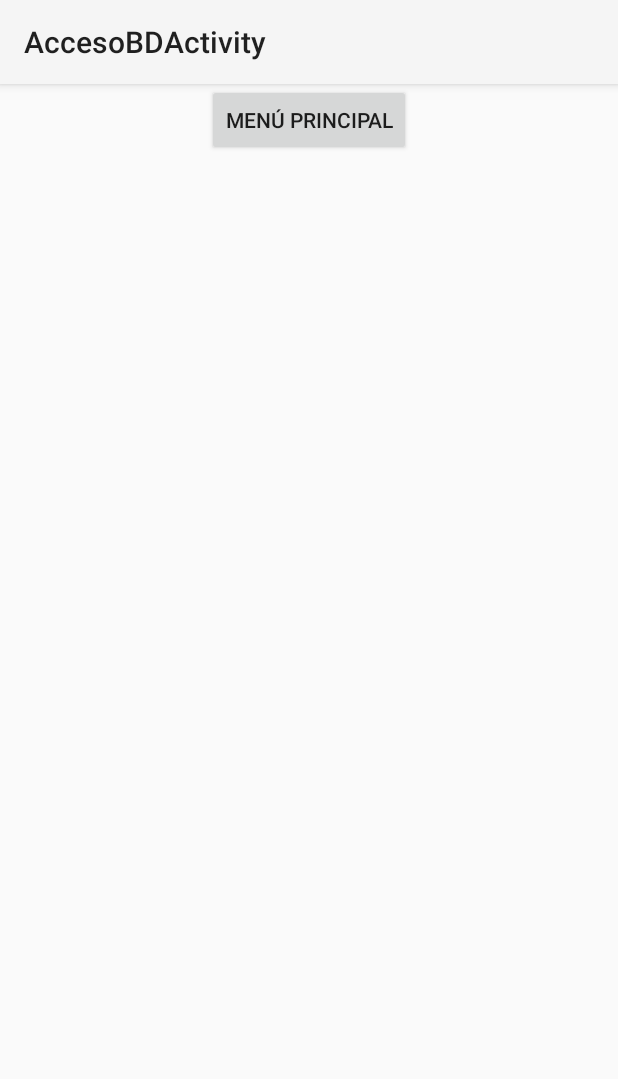
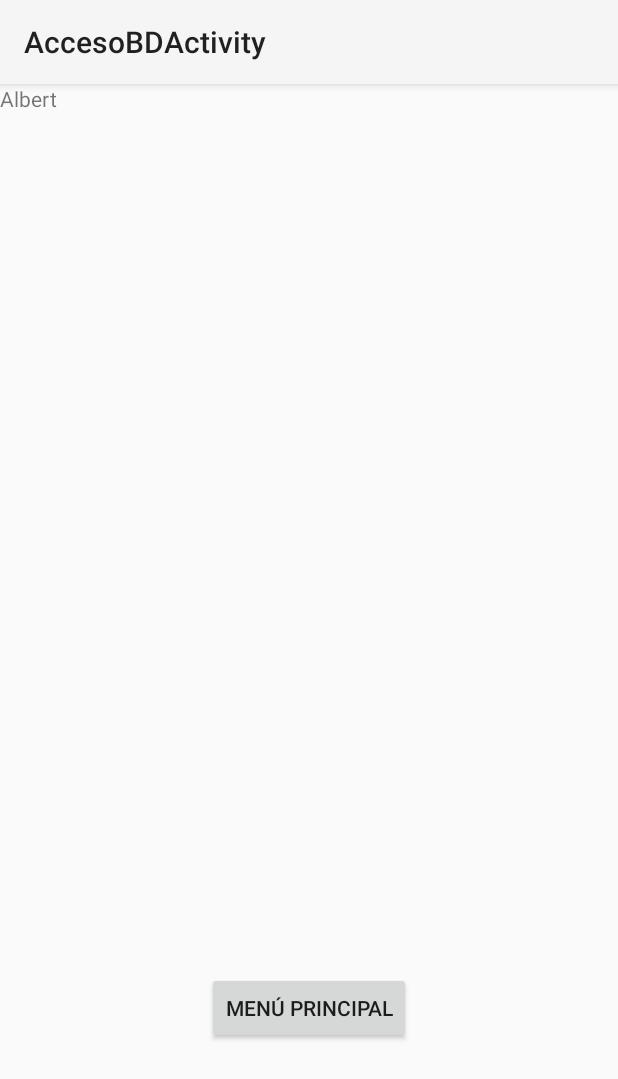
Before and after one commit to amerinoo/Buscaminas_apk, an Android app: the AccesoBDActivity screen opened directly, with no data from a screen before it, on a phone screen of 412 x 824 dp. Shown: the top 1079 px of the screen. Run offline under Robolectric (Android 15) with nearby library versions, the phone set to English and light mode, and no system bars.

Commit message:
Base de dades funcionant correctament amb l'entrada de prova en tots els dispositius i orientacions

```diff
--- a/app/src/main/java/com/example/especials/buscaminas/AccesoBDActivity.java
+++ b/app/src/main/java/com/example/especials/buscaminas/AccesoBDActivity.java
@@ -23,10 +23,12 @@ public class AccesoBDActivity extends Activity implements QueryFrag.PartidasList
     public void onPartidaSeleccionada(Partida c) {
         RegistroFrag registroFrag = (RegistroFrag) getFragmentManager().findFragmentById(R.id.fragmentRegistro);
         if (registroFrag != null && registroFrag.isInLayout()){
-            registroFrag.mostrarRegistro(c.getLog());
+            //registroFrag.mostrarRegistro(c.getLog());
+            registroFrag.mostrarRegistro(c.alias);
         }else{
             Intent i = new Intent(this, DetalleActivity.class);
-            i.putExtra(DetalleActivity.EXTRA_TEXTO,c.getLog());
+            //i.putExtra(DetalleActivity.EXTRA_TEXTO,c.getLog());
+            i.putExtra(DetalleActivity.EXTRA_TEXTO,c.alias);
             startActivity(i);
         }
     }
--- a/app/src/main/java/com/example/especials/buscaminas/DetalleActivity.java
+++ b/app/src/main/java/com/example/especials/buscaminas/DetalleActivity.java
@@ -15,6 +15,8 @@ public class DetalleActivity extends Activity {
     protected void onCreate(Bundle savedInstanceState) {
         super.onCreate(savedInstanceState);
         setContentView(R.layout.activity_detalle);
+        RegistroFrag registroFrag = (RegistroFrag) getFragmentManager().findFragmentById(R.id.fragmentRegistro);
+        registroFrag.mostrarRegistro(getIntent().getStringExtra(EXTRA_TEXTO));
     }
 
 
--- a/app/src/main/res/layout-land/activity_acceso_bd.xml
+++ b/app/src/main/res/layout-land/activity_acceso_bd.xml
@@ -1,7 +1,23 @@
 <?xml version="1.0" encoding="utf-8"?>
 <LinearLayout xmlns:android="http://schemas.android.com/apk/res/android"
+    xmlns:tools="http://schemas.android.com/tools"
     android:orientation="vertical" android:layout_width="match_parent"
     android:layout_height="match_parent">
+
+    <LinearLayout
+        android:orientation="horizontal"
+        android:layout_width="match_parent"
+        android:layout_height="match_parent"
+        android:weightSum="1">
+
+        <fragment
+            android:layout_width="243dp"
+            android:layout_height="306dp"
+            android:name="com.example.especials.buscaminas.QueryFrag"
+            android:id="@+id/fragmentQuery"
+            tools:layout="@layout/queryfrag"
+            android:layout_weight="0.76" />
+
         <Button
             android:layout_width="wrap_content"
             android:layout_height="wrap_content"
@@ -10,5 +26,7 @@
             android:onClick="goMainActivityBD"
             android:layout_alignParentBottom="true"
             android:layout_centerHorizontal="true"
-        android:layout_gravity="center_horizontal" />
+            android:layout_gravity="center_vertical" />
     </LinearLayout>
+
+</LinearLayout>
--- a/app/src/main/res/layout-large-land/activity_acceso_bd.xml
+++ b/app/src/main/res/layout-large-land/activity_acceso_bd.xml
@@ -10,22 +10,20 @@
         android:layout_width="match_parent"
         android:layout_height="591dp"
         android:layout_gravity="center_horizontal"
-        android:layout_weight="0.75">
+        android:layout_weight="0.75"
+        android:weightSum="1">
 
         <fragment
-            android:layout_width="wrap_content"
+            android:layout_width="231dp"
             android:layout_height="wrap_content"
             class="com.example.especials.buscaminas.QueryFrag"
             android:id="@+id/fragmentQuery"
             tools:layout="@layout/queryfrag" />
 
-        <fragment
-            android:layout_width="wrap_content"
-            android:layout_height="wrap_content"
-            class="com.example.especials.buscaminas.RegistroFrag"
-            android:id="@+id/fragmentRegistro"
-            tools:layout="@layout/registrofrag" />
-    </LinearLayout>
+        <LinearLayout
+            android:orientation="vertical"
+            android:layout_width="match_parent"
+            android:layout_height="match_parent">
 
             <Button
                 android:layout_width="wrap_content"
@@ -37,4 +35,14 @@
                 android:layout_centerHorizontal="true"
                 android:layout_gravity="center_horizontal" />
 
+            <fragment
+                android:layout_width="match_parent"
+                android:layout_height="wrap_content"
+                class="com.example.especials.buscaminas.RegistroFrag"
+                android:id="@+id/fragmentRegistro"
+                tools:layout="@layout/registrofrag" />
         </LinearLayout>
+
+    </LinearLayout>
+
+</LinearLayout>
--- a/app/src/main/res/layout-large-port/activity_acceso_bd.xml
+++ b/app/src/main/res/layout-large-port/activity_acceso_bd.xml
@@ -1,7 +1,24 @@
 <?xml version="1.0" encoding="utf-8"?>
 <LinearLayout xmlns:android="http://schemas.android.com/apk/res/android"
+    xmlns:tools="http://schemas.android.com/tools"
     android:orientation="vertical" android:layout_width="match_parent"
     android:layout_height="match_parent">
+
+    <fragment
+        android:layout_width="match_parent"
+        android:layout_height="wrap_content"
+        android:name="com.example.especials.buscaminas.QueryFrag"
+        android:id="@+id/fragmentQuery"
+        android:layout_gravity="center_horizontal"
+        tools:layout="@layout/queryfrag" />
+
+    <fragment
+        android:layout_width="wrap_content"
+        android:layout_height="wrap_content"
+        android:name="com.example.especials.buscaminas.RegistroFrag"
+        android:id="@+id/fragmentRegistro"
+        tools:layout="@layout/registrofrag" />
+
     <Button
         android:layout_width="wrap_content"
         android:layout_height="wrap_content"
--- a/app/src/main/res/layout-port/activity_acceso_bd.xml
+++ b/app/src/main/res/layout-port/activity_acceso_bd.xml
@@ -1,7 +1,19 @@
 <?xml version="1.0" encoding="utf-8"?>
 <LinearLayout xmlns:android="http://schemas.android.com/apk/res/android"
+    xmlns:tools="http://schemas.android.com/tools"
     android:orientation="vertical" android:layout_width="match_parent"
-    android:layout_height="match_parent">
+    android:layout_height="match_parent"
+    android:weightSum="1">
+
+    <fragment
+        android:layout_width="match_parent"
+        android:layout_height="415dp"
+        android:name="com.example.especials.buscaminas.QueryFrag"
+        android:id="@+id/fragmentQuery"
+        android:layout_gravity="center_horizontal"
+        tools:layout="@layout/queryfrag"
+        android:layout_weight="0.58" />
+
     <Button
         android:layout_width="wrap_content"
         android:layout_height="wrap_content"
--- a/app/src/main/res/layout/registrofrag.xml
+++ b/app/src/main/res/layout/registrofrag.xml
@@ -7,5 +7,6 @@
         android:layout_width="wrap_content"
         android:layout_height="wrap_content"
         android:id="@+id/textViewRegistroFrag"
+        android:text="Chaimae"
         android:layout_gravity="center_horizontal" />
 </LinearLayout>
```
Also changed, not shown: app/src/main/res/layout-land/activity_detalle.xml (added, +15 -0 lines), app/src/main/res/layout/activity_detalle.xml (+8 -0 lines). Lines whose indentation alone changed are shown as unchanged.
